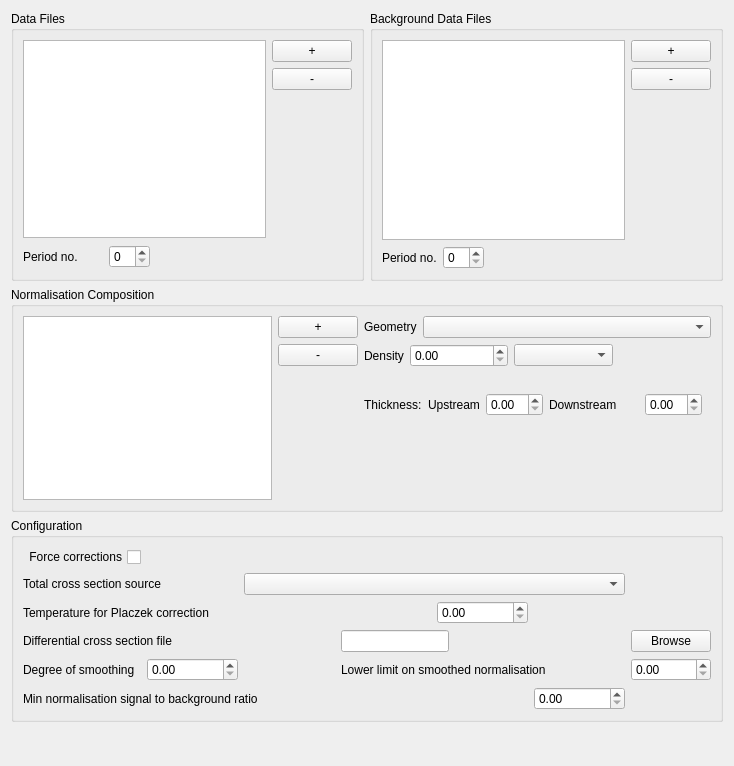
Qt form src/gui/widgets/ui_files/normalisationWidget.ui (disorderedmaterials/GudPy) before a commit.
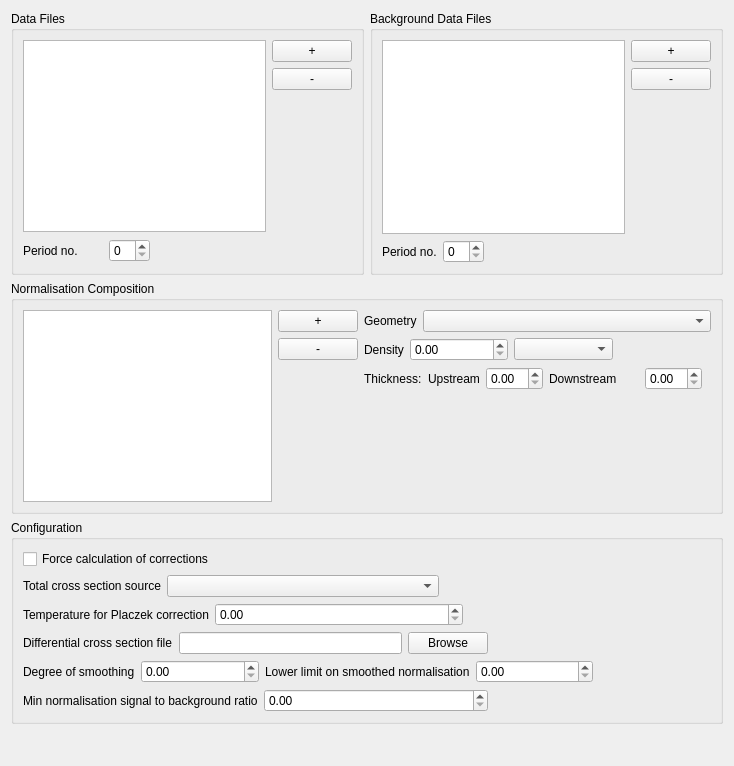
The same form after that commit. Custom widgets are drawn as their Qt base class.

Commit message: feat: proper layout for normalisation

The edit to the form file:
```diff
--- a/src/gui/widgets/ui_files/normalisationWidget.ui
+++ b/src/gui/widgets/ui_files/normalisationWidget.ui
@@ -13,15 +13,21 @@
   <property name="windowTitle">
    <string>Form</string>
   </property>
-  <layout class="QVBoxLayout" name="verticalLayout_7">
+  <layout class="QVBoxLayout" name="verticalLayout_8">
    <item>
     <layout class="QHBoxLayout" name="horizontalLayout_7">
      <item>
       <widget class="QGroupBox" name="dataFilesGroupBox">
+       <property name="sizePolicy">
+        <sizepolicy hsizetype="Preferred" vsizetype="Minimum">
+         <horstretch>0</horstretch>
+         <verstretch>0</verstretch>
+        </sizepolicy>
+       </property>
        <property name="minimumSize">
         <size>
-         <width>291</width>
-         <height>270</height>
+         <width>0</width>
+         <height>0</height>
         </size>
        </property>
        <property name="maximumSize">
@@ -135,10 +141,16 @@
      </item>
      <item>
       <widget class="QGroupBox" name="backgroundDataFilesGroupBox">
+       <property name="sizePolicy">
+        <sizepolicy hsizetype="Preferred" vsizetype="Minimum">
+         <horstretch>0</horstretch>
+         <verstretch>0</verstretch>
+        </sizepolicy>
+       </property>
        <property name="minimumSize">
         <size>
-         <width>291</width>
-         <height>270</height>
+         <width>0</width>
+         <height>0</height>
         </size>
        </property>
        <property name="maximumSize">
@@ -254,6 +266,12 @@
    </item>
    <item>
     <widget class="QGroupBox" name="sampleCompositionGroupBox">
+     <property name="sizePolicy">
+      <sizepolicy hsizetype="Expanding" vsizetype="Minimum">
+       <horstretch>0</horstretch>
+       <verstretch>0</verstretch>
+      </sizepolicy>
+     </property>
      <property name="maximumSize">
       <size>
        <width>16777215</width>
@@ -263,6 +281,8 @@
      <property name="title">
       <string>Normalisation Composition</string>
      </property>
+     <layout class="QHBoxLayout" name="horizontalLayout_16">
+      <item>
      <layout class="QHBoxLayout" name="horizontalLayout_10">
       <item>
        <widget class="CompositionTable" name="normalisationCompositionTable">
@@ -344,8 +364,10 @@
         </item>
        </layout>
       </item>
+       </layout>
+      </item>
       <item>
-       <layout class="QVBoxLayout" name="verticalLayout_6">
+       <layout class="QVBoxLayout" name="verticalLayout_6" stretch="0,0,0,10">
         <item>
          <layout class="QHBoxLayout" name="horizontalLayout_8">
           <item>
@@ -471,6 +493,12 @@
             </property>
             <item>
              <widget class="QLabel" name="thicknessLabel">
+              <property name="sizePolicy">
+               <sizepolicy hsizetype="Expanding" vsizetype="Minimum">
+                <horstretch>0</horstretch>
+                <verstretch>0</verstretch>
+               </sizepolicy>
+              </property>
               <property name="maximumSize">
                <size>
                 <width>16777215</width>
@@ -484,6 +512,12 @@
             </item>
             <item>
              <widget class="QLabel" name="upstreamLabel">
+              <property name="sizePolicy">
+               <sizepolicy hsizetype="Preferred" vsizetype="Minimum">
+                <horstretch>0</horstretch>
+                <verstretch>0</verstretch>
+               </sizepolicy>
+              </property>
               <property name="maximumSize">
                <size>
                 <width>16777215</width>
@@ -513,6 +547,12 @@
             </item>
             <item>
              <widget class="QLabel" name="downstreamLabel">
+              <property name="sizePolicy">
+               <sizepolicy hsizetype="Preferred" vsizetype="Minimum">
+                <horstretch>0</horstretch>
+                <verstretch>0</verstretch>
+               </sizepolicy>
+              </property>
               <property name="minimumSize">
                <size>
                 <width>90</width>
@@ -637,84 +677,39 @@
    </item>
    <item>
     <widget class="QGroupBox" name="configuationGroupBox">
+     <property name="sizePolicy">
+      <sizepolicy hsizetype="Expanding" vsizetype="Minimum">
+       <horstretch>0</horstretch>
+       <verstretch>0</verstretch>
+      </sizepolicy>
+     </property>
      <property name="title">
       <string>Configuration</string>
      </property>
-     <layout class="QGridLayout" name="gridLayout_3">
-      <item row="5" column="0">
-       <widget class="QLabel" name="smoothingDegreeLabel">
-        <property name="maximumSize">
-         <size>
-          <width>16777215</width>
-          <height>16777215</height>
-         </size>
-        </property>
-        <property name="text">
-         <string>Degree of smoothing</string>
-        </property>
-       </widget>
-      </item>
-      <item row="2" column="4">
-       <widget class="QDoubleSpinBox" name="placzekCorrectionSpinBox"/>
-      </item>
-      <item row="6" column="5">
-       <widget class="QDoubleSpinBox" name="minNormalisationSignalSpinBox"/>
-      </item>
-      <item row="5" column="6">
-       <widget class="QDoubleSpinBox" name="lowerLimitSmoothingSpinBox"/>
-      </item>
-      <item row="0" column="0">
+     <layout class="QVBoxLayout" name="verticalLayout_7">
+      <item>
        <widget class="QCheckBox" name="forceCorrectionsCheckBox">
         <property name="layoutDirection">
-         <enum>Qt::RightToLeft</enum>
+         <enum>Qt::LeftToRight</enum>
         </property>
         <property name="text">
-         <string>Force corrections</string>
+         <string>Force calculation of corrections</string>
         </property>
        </widget>
       </item>
-      <item row="6" column="0" colspan="5">
-       <widget class="QLabel" name="minNormalisationSignalLabel">
-        <property name="text">
-         <string>Min normalisation signal to background ratio</string>
-        </property>
-       </widget>
-      </item>
-      <item row="3" column="0" colspan="3">
-       <widget class="QLabel" name="differentialCrossSectionFileLabel">
-        <property name="text">
-         <string>Differential cross section file</string>
-        </property>
-       </widget>
-      </item>
-      <item row="1" column="0" colspan="2">
+      <item>
+       <layout class="QHBoxLayout" name="horizontalLayout_15">
+        <item>
        <widget class="QLabel" name="totalCrossSectionLabel">
         <property name="text">
          <string>Total cross section source</string>
         </property>
        </widget>
       </item>
-      <item row="5" column="3" colspan="3">
-       <widget class="QLabel" name="lowerLimitSmoothingLabel">
-        <property name="text">
-         <string>Lower limit on smoothed normalisation</string>
-        </property>
-       </widget>
-      </item>
-      <item row="1" column="2" colspan="4">
+        <item>
        <widget class="QComboBox" name="totalCrossSectionComboBox">
-        <property name="maximumSize">
-         <size>
-          <width>16777215</width>
-          <height>16777215</height>
-         </size>
-        </property>
-       </widget>
-      </item>
-      <item row="3" column="3" colspan="3">
-       <widget class="QLineEdit" name="differentialCrossSectionFileLineEdit">
         <property name="sizePolicy">
-         <sizepolicy hsizetype="Maximum" vsizetype="Fixed">
+           <sizepolicy hsizetype="Expanding" vsizetype="Fixed">
           <horstretch>0</horstretch>
           <verstretch>0</verstretch>
          </sizepolicy>
@@ -727,17 +722,81 @@
         </property>
        </widget>
       </item>
-      <item row="2" column="0" colspan="4">
+        <item>
+         <spacer name="horizontalSpacer_5">
+          <property name="orientation">
+           <enum>Qt::Horizontal</enum>
+          </property>
+          <property name="sizeHint" stdset="0">
+           <size>
+            <width>40</width>
+            <height>20</height>
+           </size>
+          </property>
+         </spacer>
+        </item>
+       </layout>
+      </item>
+      <item>
+       <layout class="QHBoxLayout" name="horizontalLayout_14">
+        <item>
        <widget class="QLabel" name="placzekCorrectionLabel">
         <property name="text">
          <string>Temperature for Placzek correction</string>
         </property>
        </widget>
       </item>
-      <item row="5" column="1">
-       <widget class="QDoubleSpinBox" name="smoothingDegreeSpinBox"/>
-      </item>
-      <item row="3" column="6">
+        <item>
+         <widget class="QDoubleSpinBox" name="placzekCorrectionSpinBox">
+          <property name="sizePolicy">
+           <sizepolicy hsizetype="Expanding" vsizetype="Fixed">
+            <horstretch>0</horstretch>
+            <verstretch>0</verstretch>
+           </sizepolicy>
+          </property>
+         </widget>
+        </item>
+        <item>
+         <spacer name="horizontalSpacer_6">
+          <property name="orientation">
+           <enum>Qt::Horizontal</enum>
+          </property>
+          <property name="sizeHint" stdset="0">
+           <size>
+            <width>20</width>
+            <height>20</height>
+           </size>
+          </property>
+         </spacer>
+        </item>
+       </layout>
+      </item>
+      <item>
+       <layout class="QHBoxLayout" name="horizontalLayout_13">
+        <item>
+         <widget class="QLabel" name="differentialCrossSectionFileLabel">
+          <property name="text">
+           <string>Differential cross section file</string>
+          </property>
+         </widget>
+        </item>
+        <item>
+         <widget class="QLineEdit" name="differentialCrossSectionFileLineEdit">
+          <property name="sizePolicy">
+           <sizepolicy hsizetype="Expanding" vsizetype="Fixed">
+            <horstretch>0</horstretch>
+            <verstretch>0</verstretch>
+           </sizepolicy>
+          </property>
+          <property name="maximumSize">
+           <size>
+            <width>16777215</width>
+            <height>16777215</height>
+           </size>
+          </property>
+         </widget>
+        </item>
+        <item>
        <widget class="QPushButton" name="browseDifferentialCrossSectionButton">
         <property name="sizePolicy">
          <sizepolicy hsizetype="Fixed" vsizetype="Fixed">
@@ -749,6 +808,115 @@
          <string>Browse</string>
         </property>
        </widget>
+        </item>
+        <item>
+         <spacer name="horizontalSpacer_7">
+          <property name="orientation">
+           <enum>Qt::Horizontal</enum>
+          </property>
+          <property name="sizeHint" stdset="0">
+           <size>
+            <width>40</width>
+            <height>20</height>
+           </size>
+          </property>
+         </spacer>
+        </item>
+       </layout>
+      </item>
+      <item>
+       <layout class="QHBoxLayout" name="horizontalLayout_12">
+        <item>
+         <widget class="QLabel" name="smoothingDegreeLabel">
+          <property name="maximumSize">
+           <size>
+            <width>16777215</width>
+            <height>16777215</height>
+           </size>
+          </property>
+          <property name="text">
+           <string>Degree of smoothing</string>
+          </property>
+         </widget>
+        </item>
+        <item>
+         <widget class="QDoubleSpinBox" name="smoothingDegreeSpinBox">
+          <property name="sizePolicy">
+           <sizepolicy hsizetype="Expanding" vsizetype="Fixed">
+            <horstretch>0</horstretch>
+            <verstretch>0</verstretch>
+           </sizepolicy>
+          </property>
+         </widget>
+        </item>
+        <item>
+         <widget class="QLabel" name="lowerLimitSmoothingLabel">
+          <property name="text">
+           <string>Lower limit on smoothed normalisation</string>
+          </property>
+         </widget>
+        </item>
+        <item>
+         <widget class="QDoubleSpinBox" name="lowerLimitSmoothingSpinBox">
+          <property name="sizePolicy">
+           <sizepolicy hsizetype="Expanding" vsizetype="Fixed">
+            <horstretch>0</horstretch>
+            <verstretch>0</verstretch>
+           </sizepolicy>
+          </property>
+         </widget>
+        </item>
+        <item>
+         <spacer name="horizontalSpacer_8">
+          <property name="orientation">
+           <enum>Qt::Horizontal</enum>
+          </property>
+          <property name="sizeHint" stdset="0">
+           <size>
+            <width>40</width>
+            <height>20</height>
+           </size>
+          </property>
+         </spacer>
+        </item>
+       </layout>
+      </item>
+      <item>
+       <layout class="QHBoxLayout" name="horizontalLayout_11">
+        <item>
+         <widget class="QLabel" name="minNormalisationSignalLabel">
+          <property name="text">
+           <string>Min normalisation signal to background ratio</string>
+          </property>
+         </widget>
+        </item>
+        <item>
+         <widget class="QDoubleSpinBox" name="minNormalisationSignalSpinBox">
+          <property name="sizePolicy">
+           <sizepolicy hsizetype="Expanding" vsizetype="Fixed">
+            <horstretch>0</horstretch>
+            <verstretch>0</verstretch>
+           </sizepolicy>
+          </property>
+         </widget>
+        </item>
+        <item>
+         <spacer name="horizontalSpacer_9">
+          <property name="orientation">
+           <enum>Qt::Horizontal</enum>
+          </property>
+          <property name="sizeType">
+           <enum>QSizePolicy::Expanding</enum>
+          </property>
+          <property name="sizeHint" stdset="0">
+           <size>
+            <width>40</width>
+            <height>20</height>
+           </size>
+          </property>
+         </spacer>
+        </item>
+       </layout>
       </item>
      </layout>
     </widget>
```
Left out of the diff: 12 changed lines with no effect on the pictures. Lines whose indentation alone changed are shown as unchanged.
